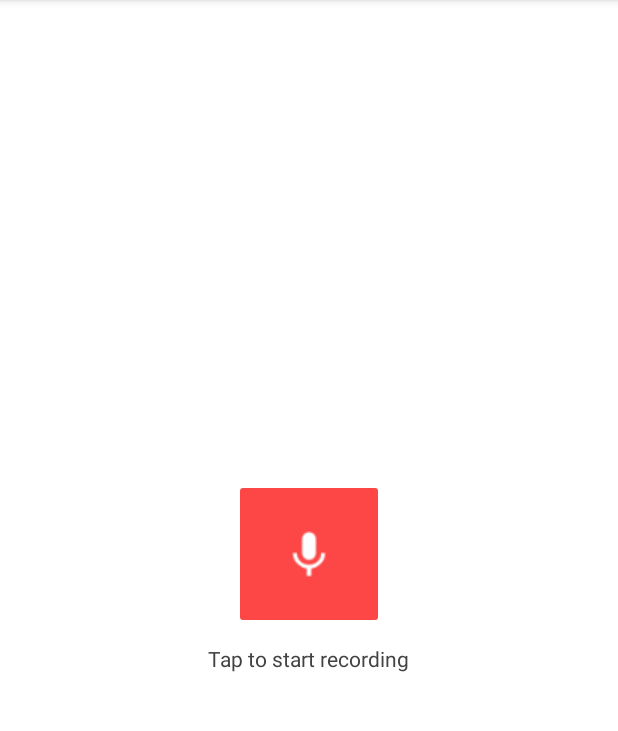
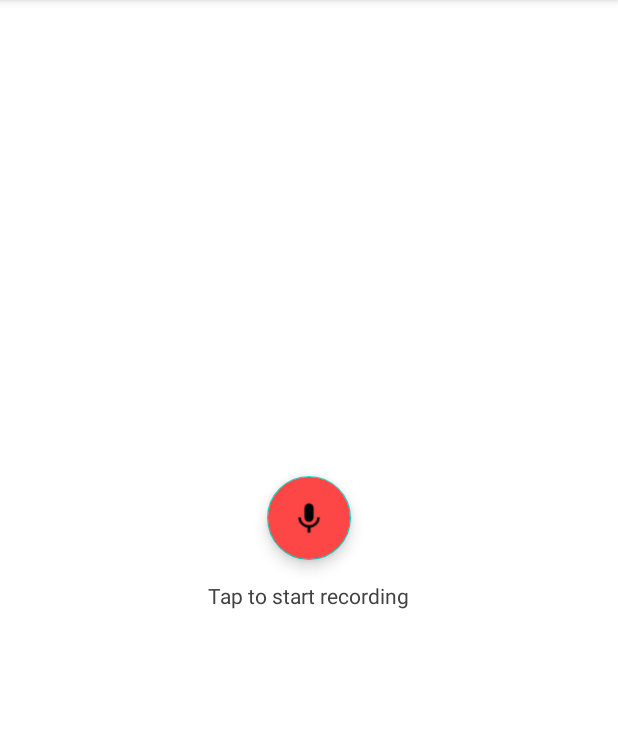
Before and after one commit to dhha/MasterMind, an Android app: the fragment AudioRecordFragment shown on its own in the app's theme, on a phone screen of 412 x 824 dp, the part 84-815 px from its top. Run offline under Robolectric (Android 15) with nearby library versions, the light colour scheme and no system bars.

Commit message:
Schedule task

```diff
--- a/app/src/main/java/com/example/mastermind/ui/home/AudioRecordFragment.kt
+++ b/app/src/main/java/com/example/mastermind/ui/home/AudioRecordFragment.kt
@@ -6,6 +6,7 @@ import android.view.LayoutInflater
 import android.view.View
 import android.view.ViewGroup
 import com.example.mastermind.R
+import com.example.mastermind.databinding.FragmentAudioRecordBinding
 
 /**
  * A simple [Fragment] subclass.
@@ -13,13 +14,15 @@ import com.example.mastermind.R
  * create an instance of this fragment.
  */
 class AudioRecordFragment : Fragment() {
-    // TODO: Rename and change types of parameters }
+    private lateinit var binding: FragmentAudioRecordBinding
     override fun onCreateView(
         inflater: LayoutInflater, container: ViewGroup?,
         savedInstanceState: Bundle?
     ): View? {
         // Inflate the layout for this fragment
-        return inflater.inflate(R.layout.fragment_audio_record, container, false)
+        val view = inflater.inflate(R.layout.fragment_audio_record, container, false)
+        binding = FragmentAudioRecordBinding.bind(view)
+        return binding.root
     }
 
 }
--- a/app/src/main/java/com/example/mastermind/ui/home/CreateScheduleFragment.kt
+++ b/app/src/main/java/com/example/mastermind/ui/home/CreateScheduleFragment.kt
@@ -26,6 +26,11 @@ class CreateScheduleFragment : Fragment() {
 
         binding.btnCreateCourse.setOnClickListener {
             val direction = CreateScheduleFragmentDirections.actionCreateScheduleFragmentToCreateCourseFragment()
+            findNavController().navigate(direction)
+        }
+
+        binding.fragmentTaskAddAudioAttachment.setOnClickListener {
+            val direction = CreateScheduleFragmentDirections.actionCreateScheduleFragmentToAudioRecordFragment()
             findNavController().navigate(direction)
         }
 
@@ -60,14 +65,4 @@ class CreateScheduleFragment : Fragment() {
         return binding.root
     }
 
-    fun dateTimePicker(view: View) {
-        when(view?.id){
-            R.id.datePicker -> {
-
-            }
-//                R.id.bt2 -> {
-//
-//                }
-        }
-    }
 }
--- a/app/src/main/res/layout/fragment_audio_record.xml
+++ b/app/src/main/res/layout/fragment_audio_record.xml
@@ -12,11 +12,24 @@
         android:layout_height="match_parent"
         android:gravity="center_vertical|center_horizontal">
 
-        <ImageButton
-            android:layout_width="100dp"
-            android:layout_height="100dp"
-            android:src="@drawable/icon_audio"
-            android:backgroundTint="@color/fab_record_red"/>
+<!--        <ImageButton-->
+<!--            android:layout_width="100dp"-->
+<!--            android:layout_height="100dp"-->
+<!--            android:src="@drawable/icon_audio"-->
+<!--            android:backgroundTint="@color/fab_record_red"/>-->
+        <com.google.android.material.floatingactionbutton.FloatingActionButton
+            android:id="@+id/dialog_record_audio_fab"
+            android:layout_width="wrap_content"
+            android:layout_height="wrap_content"
+            android:layout_centerHorizontal="true"
+            android:layout_marginStart="4dp"
+            android:layout_marginLeft="4dp"
+            android:layout_marginTop="4dp"
+            android:layout_marginEnd="4dp"
+            android:layout_marginRight="4dp"
+            android:layout_marginBottom="4dp"
+            android:backgroundTint="@color/fab_record_red"
+            android:src="@drawable/icon_audio" />
         <TextView
             android:id="@+id/dialog_record_audio_tap_to_start_recording"
             android:layout_width="wrap_content"
@@ -26,6 +39,56 @@
             android:textColor="@color/gray_800"
             android:textSize="14sp"
             android:text="@string/dialog_record_audio_tap_to_record"/>
+
+
+        <LinearLayout
+            android:orientation="horizontal"
+            android:layout_width="match_parent"
+            android:layout_height="wrap_content"
+            android:weightSum="3"
+            android:gravity="center">
+            <ImageView
+                android:id="@+id/dialog_record_audio_rec_icon"
+                android:layout_width="18dp"
+                android:layout_height="18dp"
+                android:layout_alignParentBottom="true"
+                android:layout_marginLeft="10dp"
+                android:layout_marginStart="10dp"
+                android:layout_marginBottom="14dp"
+                android:layout_marginTop="10dp"
+                android:src="@drawable/icon_record"
+                android:tint="@color/fab_record_red"
+                android:visibility="invisible"
+                android:layout_weight="0.2"/>
+            <ImageView
+                android:id="@+id/dialog_record_audio_play_icon"
+                android:layout_width="20dp"
+                android:layout_height="20dp"
+                android:layout_alignParentBottom="true"
+                android:layout_marginLeft="10dp"
+                android:layout_marginStart="10dp"
+                android:layout_marginBottom="13dp"
+                android:layout_marginTop="10dp"
+                android:src="@drawable/icon_play"
+                android:tint="@color/gray_800"
+                android:visibility="invisible"
+                android:layout_weight="0.2"
+                />
+
+            <TextView
+                android:id="@+id/dialog_record_audio_time"
+                android:layout_width="wrap_content"
+                android:layout_height="wrap_content"
+                android:layout_alignParentBottom="true"
+                android:layout_marginLeft="32dp"
+                android:layout_marginBottom="2dp"
+                android:textColor="@color/gray_700"
+                android:textSize="34sp"
+                android:text="00:00:00"
+                android:visibility="invisible"/>
+        </LinearLayout>
+
+            />
     </LinearLayout>
 
 </FrameLayout>
--- a/app/src/main/res/navigation/mobile_navigation.xml
+++ b/app/src/main/res/navigation/mobile_navigation.xml
@@ -47,12 +47,24 @@
         <action
             android:id="@+id/action_createScheduleFragment_to_createCourseFragment"
             app:destination="@id/createCourseFragment" />
+        <action
+            android:id="@+id/action_createScheduleFragment_to_audioRecordFragment"
+            app:destination="@id/audioRecordFragment" />
     </fragment>
     <fragment
         android:id="@+id/createCourseFragment"
         android:name="com.example.mastermind.ui.home.CreateCourseFragment"
         android:label="@string/sub_create_course"
         tools:layout="@layout/fragment_create_course" />
+    <fragment
+        android:id="@+id/audioRecordFragment"
+        android:name="com.example.mastermind.ui.home.AudioRecordFragment"
+        android:label="@string/fragment_audio_record"
+        tools:layout="@layout/fragment_audio_record" >
+        <action
+            android:id="@+id/action_audioRecordFragment_to_createScheduleFragment"
+            app:destination="@id/createScheduleFragment" />
+    </fragment>
     <fragment
         android:id="@+id/gradeGragment"
         android:name="com.example.mastermind.gradeGragment"
@@ -68,9 +80,4 @@
             app:nullable="true"
             android:defaultValue="@null" />
     </fragment>
-    <activity
-        android:id="@+id/myActivity"
-        android:name="com.example.mastermind.myActivity"
-        android:label="activity_my"
-        tools:layout="@layout/activity_my" />
 </navigation>
--- a/app/src/main/res/values/strings.xml
+++ b/app/src/main/res/values/strings.xml
@@ -252,4 +252,5 @@
     <string name="fragment_course_professor_hint">Enter professor name</string>
     <string name="fragment_course_location_label">Location</string>
     <string name="fragment_course_location_hint">Enter location</string>
+    <string name="fragment_audio_record">Audio Recording</string>
 </resources>
```
